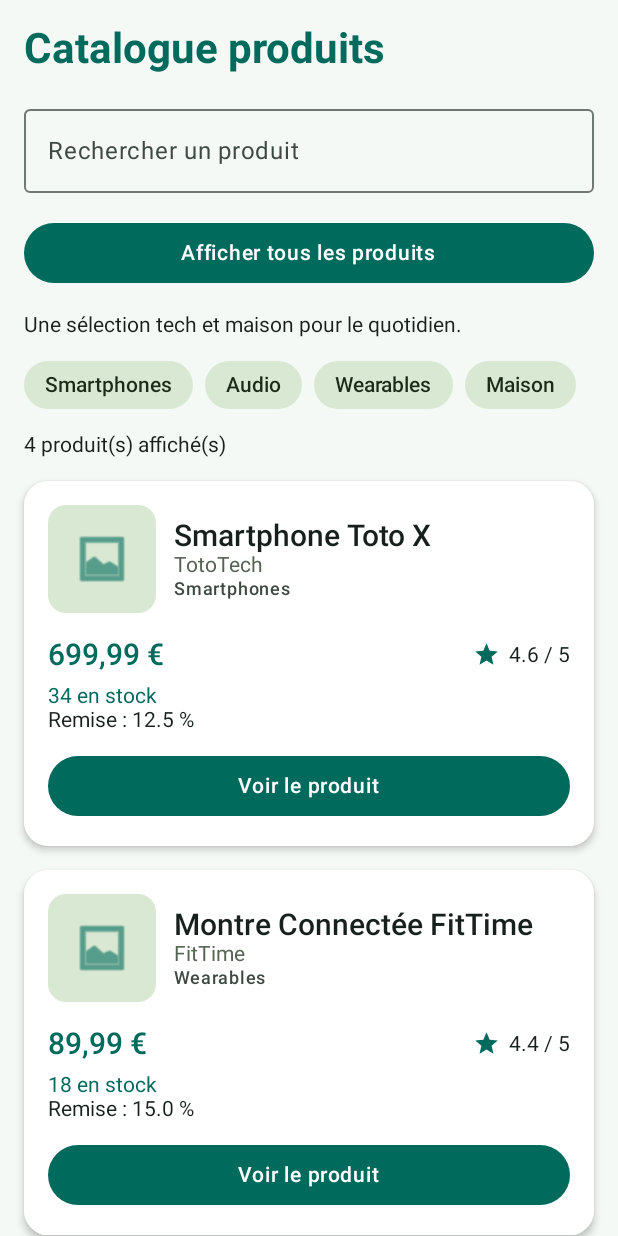
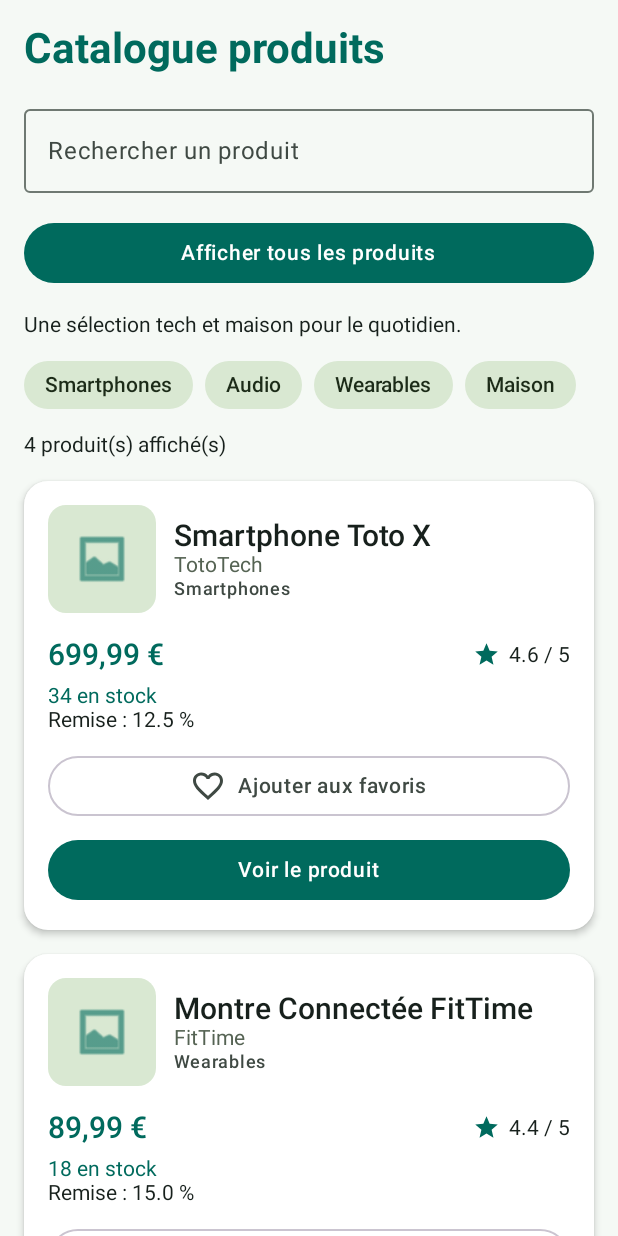
Before and after one commit to Jeevons/product-explorer, an Android app built with Jetpack Compose: the screen it shows after launch (MainActivity), after a tap on "Afficher uniquement les produits en stoc", on a phone screen of 412 x 824 dp. Run offline under Robolectric (Android 15) with nearby library versions, the phone set to English and light mode, and no system bars.

Commit message:
TP8 : ajouter la gestion locale des favoris

```diff
--- a/app/src/main/java/com/example/productexplorer/ProductCatalogScreen.kt
+++ b/app/src/main/java/com/example/productexplorer/ProductCatalogScreen.kt
@@ -15,10 +15,15 @@ import androidx.compose.foundation.layout.size
 import androidx.compose.foundation.lazy.LazyColumn
 import androidx.compose.foundation.lazy.LazyRow
 import androidx.compose.foundation.lazy.items
+import androidx.compose.material.icons.Icons
+import androidx.compose.material.icons.filled.Favorite
+import androidx.compose.material.icons.filled.FavoriteBorder
 import androidx.compose.material3.Button
 import androidx.compose.material3.Card
 import androidx.compose.material3.CardDefaults
+import androidx.compose.material3.Icon
 import androidx.compose.material3.MaterialTheme
+import androidx.compose.material3.OutlinedButton
 import androidx.compose.material3.OutlinedTextField
 import androidx.compose.material3.Scaffold
 import androidx.compose.material3.Text
@@ -47,6 +52,19 @@ fun ProductCatalogScreen(
 
     var showOnlyInStock by rememberSaveable {
         mutableStateOf(false)
+    }
+
+    var favoriteProductIds by rememberSaveable {
+        mutableStateOf(listOf<Int>())
+    }
+
+    fun toggleFavorite(productId: Int) {
+        // Une nouvelle liste permet a Compose de voir la modification.
+        favoriteProductIds = if (favoriteProductIds.contains(productId)) {
+            favoriteProductIds - productId
+        } else {
+            favoriteProductIds + productId
+        }
     }
 
     // La liste depend a la fois de la recherche et du filtre de stock.
@@ -144,6 +162,10 @@ fun ProductCatalogScreen(
         ) { product ->
             ProductListItem(
                 product = product,
+                isFavorite = favoriteProductIds.contains(product.id),
+                onFavoriteClick = {
+                    toggleFavorite(product.id)
+                },
                 onClick = {
                     onProductClick(product)
                 }
@@ -170,6 +192,8 @@ fun ProductCatalogScreenLightPreview() {
 @Composable
 fun ProductListItem(
     product: ProductUi,
+    isFavorite: Boolean,
+    onFavoriteClick: () -> Unit,
     onClick: () -> Unit,
     modifier: Modifier = Modifier
 ) {
@@ -226,6 +250,18 @@ fun ProductListItem(
                 style = MaterialTheme.typography.bodyMedium
             )
             Spacer(modifier = Modifier.height(12.dp))
+            OutlinedButton(
+                onClick = onFavoriteClick,
+                modifier = Modifier.fillMaxWidth()
+            ) {
+                Icon(
+                    imageVector = if (isFavorite) Icons.Filled.Favorite else Icons.Filled.FavoriteBorder,
+                    contentDescription = null
+                )
+                Spacer(modifier = Modifier.width(8.dp))
+                Text(text = if (isFavorite) "Retirer des favoris" else "Ajouter aux favoris")
+            }
+            Spacer(modifier = Modifier.height(8.dp))
             Button(onClick = onClick, modifier = Modifier.fillMaxWidth()) {
                 Text(text = "Voir le produit")
             }
```
Also changed, not shown: 1 other file.
